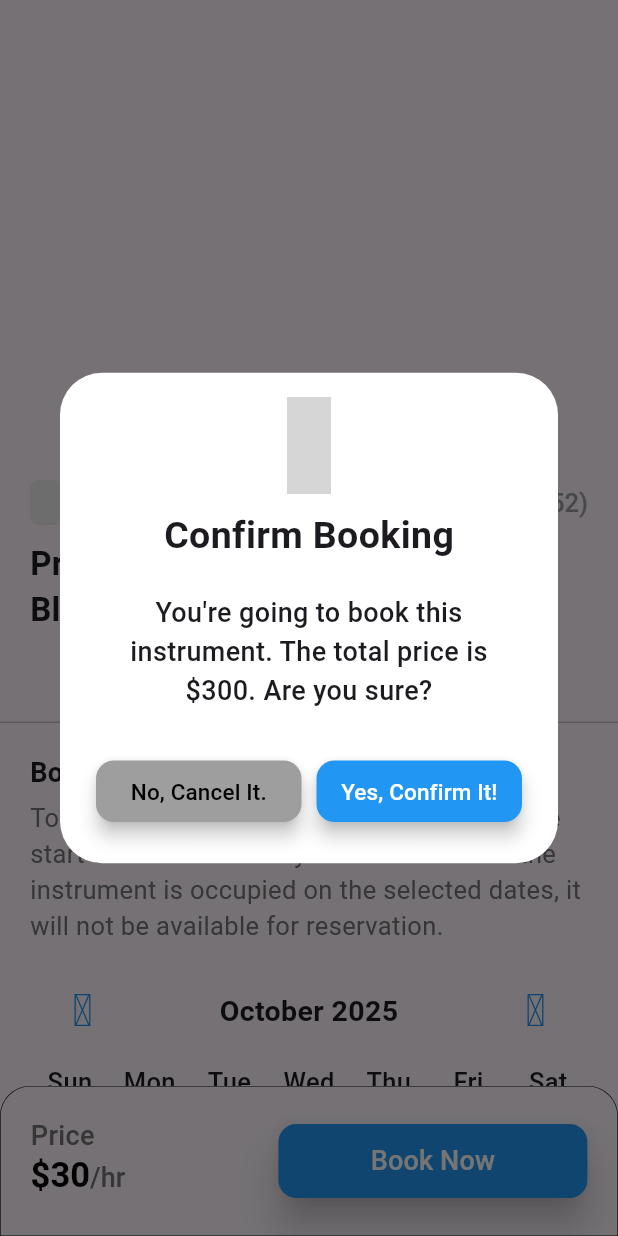
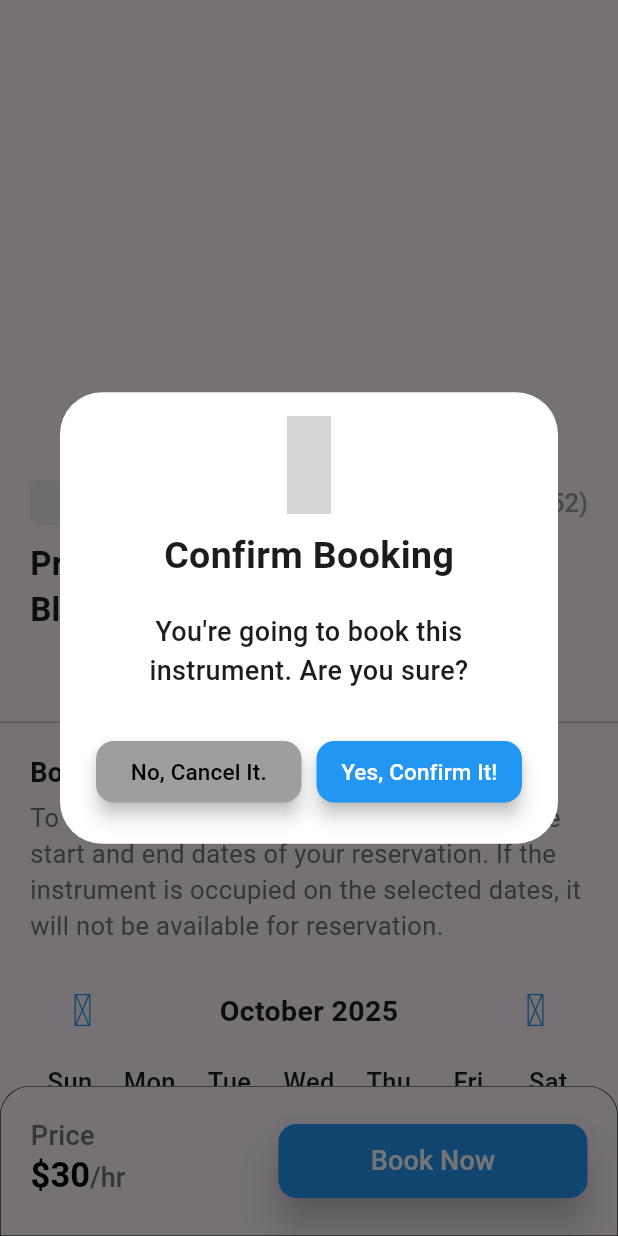
Before and after one commit to yozhykovanatolii/MarketplaceMusicalInstrumentsApp, a Flutter app: the ListingDetailPage screen opened directly with empty values, tab 2 chosen, after a tap on "Book Now", on a phone screen of 412 x 824 dp. Run offline on Flutter 3.47's test engine with Material 3 defaults, Android fonts, the light colour scheme and no system bars; drawn by our look-alikes of table_calendar; our stand-ins replace another_flutter_splash_screen, bloc, cloud_firestore, firebase_auth, firebase_core, flutter_bloc and 7 more; accounts and stored records are empty; grey boxes are pictures that could not be loaded.

Commit message:
Updating CalendarSection and creating _TotalBookingPriceSubSection

```diff
--- a/lib/presentation/page/listing_detail/widget/calendar_section.dart
+++ b/lib/presentation/page/listing_detail/widget/calendar_section.dart
@@ -103,8 +103,37 @@ class _CalendarSectionState extends State<CalendarSection> {
               ),
             ),
           ),
+          const SizedBox(height: 25),
+          const _TotalBookingPriceSubSection(),
         ],
       ),
     );
   }
 }
+
+class _TotalBookingPriceSubSection extends StatelessWidget {
+  const _TotalBookingPriceSubSection({super.key});
+
+  @override
+  Widget build(BuildContext context) {
+    return Row(
+      mainAxisAlignment: MainAxisAlignment.spaceBetween,
+      children: [
+        Text(
+          'Total price',
+          style: TextStyle(
+            fontSize: MediaQuery.textScalerOf(context).scale(18),
+            color: Colors.grey[600],
+          ),
+        ),
+        Text(
+          '\$300',
+          style: TextStyle(
+            fontSize: MediaQuery.textScalerOf(context).scale(23),
+            fontWeight: FontWeight.bold,
+          ),
+        ),
+      ],
+    );
+  }
+}
--- a/lib/presentation/page/listing_detail/widget/price_listing_section.dart
+++ b/lib/presentation/page/listing_detail/widget/price_listing_section.dart
@@ -78,8 +78,7 @@ class _BookingButton extends StatelessWidget {
           builder: (context) => InformationDialogBox(
             isDeleting: false,
             title: 'Confirm Booking',
-            description:
-                'You\'re going to book this instrument. The total price is \$300. Are you sure?',
+            description: 'You\'re going to book this instrument. Are you sure?',
             onClickActionButton: () {
               Navigator.of(context).pop();
             },
```
